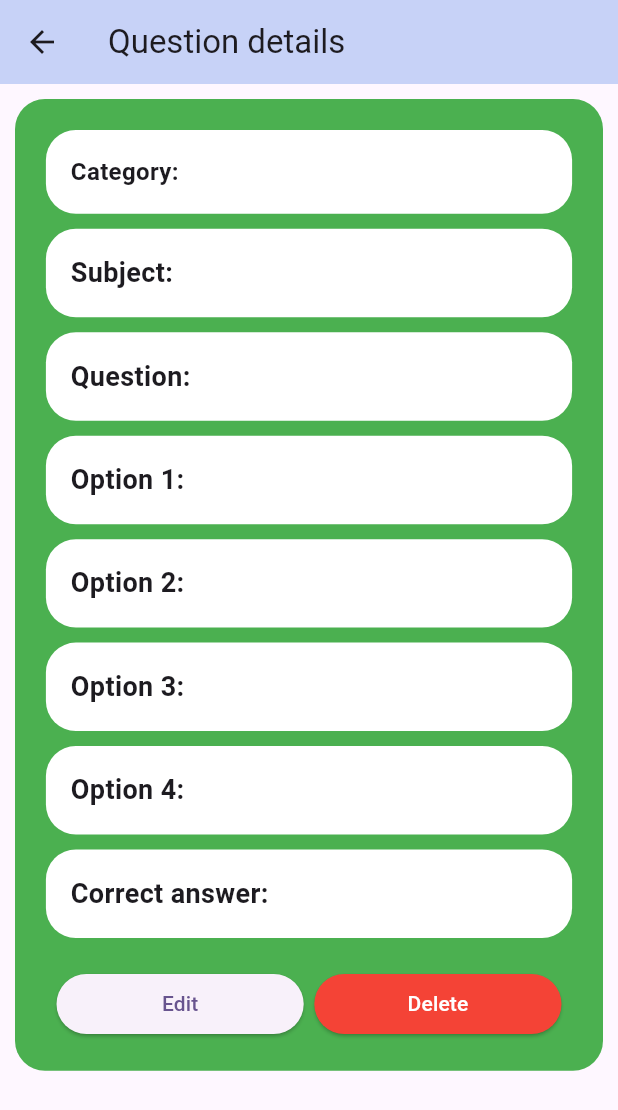
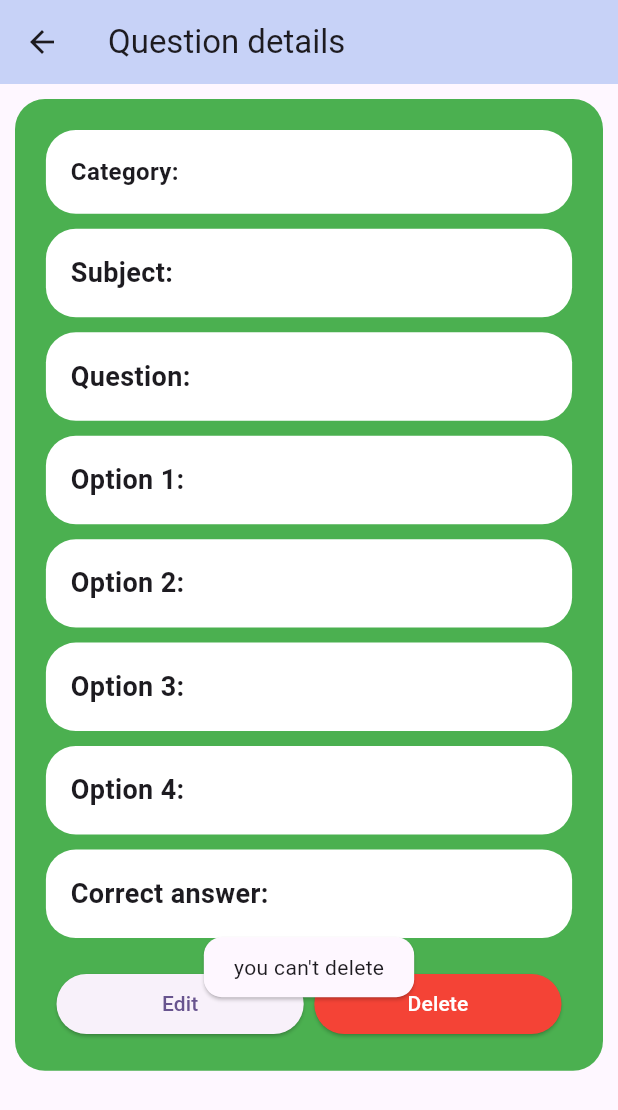
Before and after one commit to SagorSamadder/sAcademy-teacher, a Flutter app: the QuestionDetailsScreen screen opened directly with empty values, after a tap on "Delete", on a phone screen of 412 x 824 dp. Shown: the top 1110 px of the screen. Run offline on Flutter 3.47's test engine with Material 3 defaults, Android fonts, the phone set to English and light mode, and no system bars; our stand-ins replace cloud_firestore, firebase_auth, firebase_core, firebase_storage, get, image_picker and 1 more; accounts and stored records are empty.

Commit message:
fixing bugs

```diff
--- a/lib/app/question_details/view/question_details_screen.dart
+++ b/lib/app/question_details/view/question_details_screen.dart
@@ -257,7 +257,10 @@ class QuestionDetailsScreen extends StatelessWidget {
                             child: const Text("Edit"),
                           ),
                         ),
-                        SizedBox(
+                        Obx(
+                          () => data['status'] == 'rejected' ||
+                                  data['status'] == 'pending'
+                              ? SizedBox(
                                   width: context.screenWidth * .4,
                                   child: ElevatedButton(
                                     style: ElevatedButton.styleFrom(
@@ -269,6 +272,24 @@ class QuestionDetailsScreen extends StatelessWidget {
                                     child: const Text(
                                       "Delete",
                                       style: TextStyle(color: Colors.white),
+                                    ),
+                                  ),
+                                )
+                              : SizedBox(
+                                  width: context.screenWidth * .4,
+                                  child: ElevatedButton(
+                                    style: ElevatedButton.styleFrom(
+                                        backgroundColor: Colors.red),
+                                    onPressed: () async {
+                                      VxToast.show(
+                                        context,
+                                        msg: "you can't delete",
+                                      );
+                                    },
+                                    child: const Text(
+                                      "Delete",
+                                      style: TextStyle(color: Colors.white),
+                                    ),
                                   ),
                                 ),
                         ),
```
Lines whose indentation alone changed are shown as unchanged.
